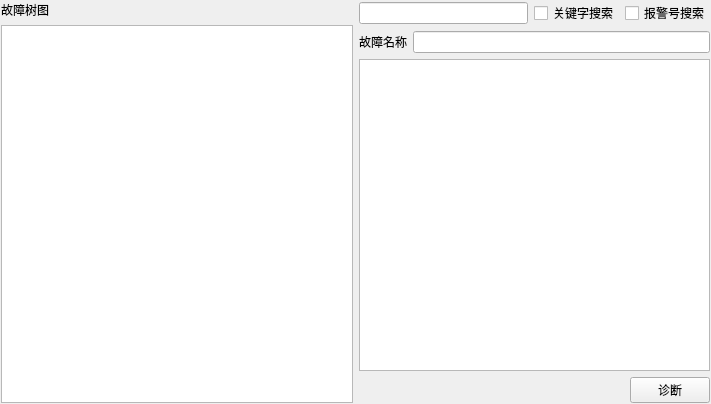
Qt form zhenduanform.ui (EGeeks/faultree) before a commit.
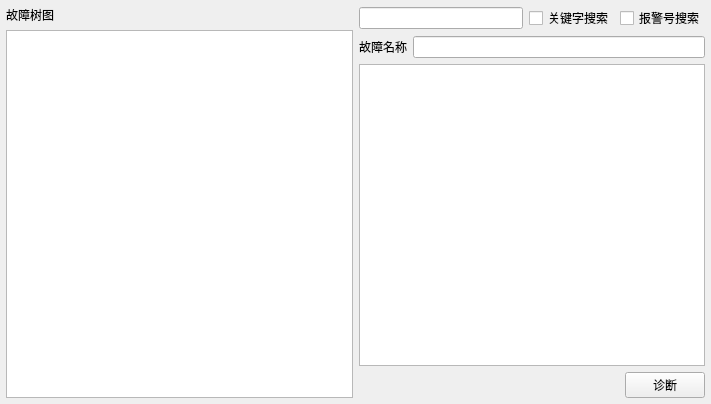
The same form after that commit.

Patch:
```diff
--- a/zhenduanform.ui
+++ b/zhenduanform.ui
@@ -18,16 +18,16 @@
     <number>6</number>
    </property>
    <property name="leftMargin">
-    <number>1</number>
+    <number>6</number>
    </property>
    <property name="topMargin">
-    <number>1</number>
+    <number>6</number>
    </property>
    <property name="rightMargin">
-    <number>1</number>
+    <number>6</number>
    </property>
    <property name="bottomMargin">
-    <number>1</number>
+    <number>6</number>
    </property>
    <item>
     <layout class="QVBoxLayout" name="verticalLayout">
@@ -39,7 +39,17 @@
       </widget>
      </item>
      <item>
-      <widget class="QTreeView" name="treeView"/>
+      <widget class="QTreeView" name="treeView">
+       <property name="editTriggers">
+        <set>QAbstractItemView::NoEditTriggers</set>
+       </property>
+       <property name="textElideMode">
+        <enum>Qt::ElideRight</enum>
+       </property>
+       <property name="horizontalScrollMode">
+        <enum>QAbstractItemView::ScrollPerItem</enum>
+       </property>
+      </widget>
      </item>
     </layout>
    </item>
```
